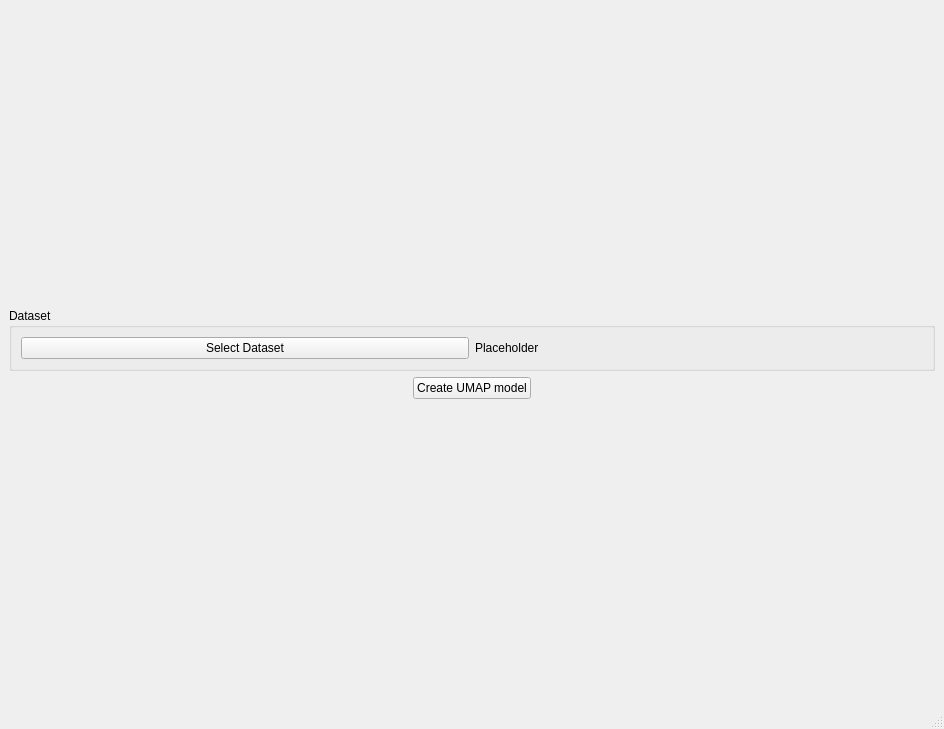
The window that myogestic/gui/widgets/monitoring/ui/umap_window.ui (NsquaredLab/MyoGestic) describes before a commit, drawn with Qt 5.
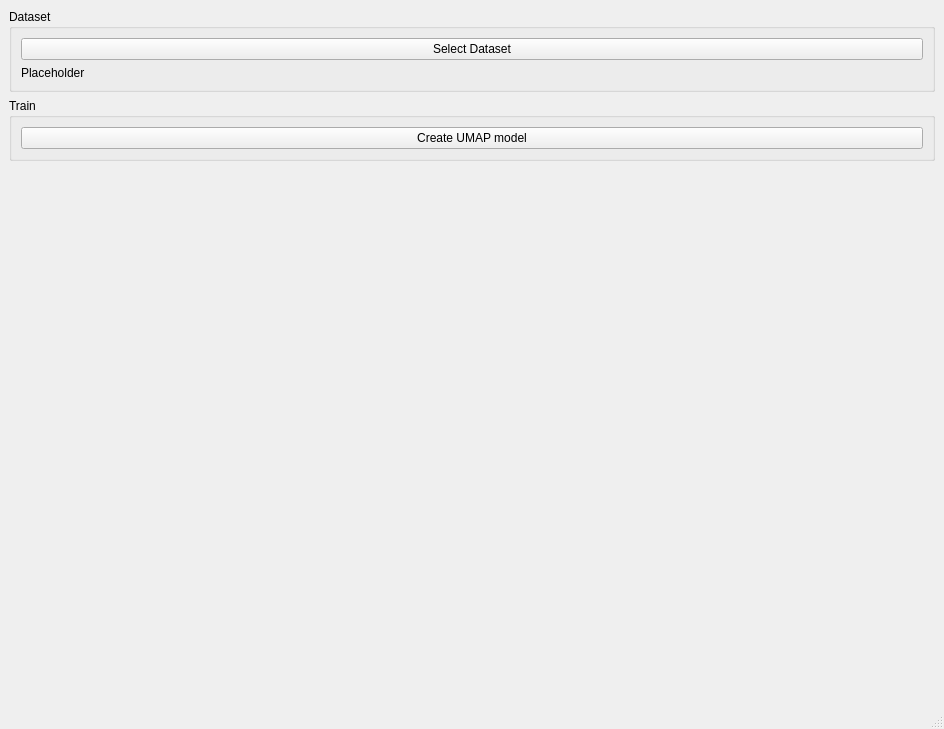
The same window after the commit.

Diff of the .ui file:
```diff
--- a/myogestic/gui/widgets/monitoring/ui/umap_window.ui
+++ b/myogestic/gui/widgets/monitoring/ui/umap_window.ui
@@ -26,10 +26,12 @@
    <bool>false</bool>
   </property>
   <widget class="QWidget" name="centralwidget">
-   <layout class="QGridLayout" name="gridLayout">
-    <item row="0" column="0">
+   <layout class="QGridLayout" name="gridLayout_2">
+    <item row="0" column="1">
+     <layout class="QHBoxLayout" name="horizontalLayout">
+      <item>
      <layout class="QVBoxLayout" name="verticalLayout_2">
-      <item>
+        <item alignment="Qt::AlignTop">
        <widget class="QGroupBox" name="groupBox">
         <property name="sizePolicy">
          <sizepolicy hsizetype="Preferred" vsizetype="Fixed">
@@ -40,7 +42,9 @@
         <property name="title">
          <string>Dataset</string>
         </property>
-        <layout class="QHBoxLayout" name="horizontalLayout">
+          <layout class="QGridLayout" name="gridLayout">
+           <item row="0" column="0">
+            <layout class="QVBoxLayout" name="verticalLayout">
          <item>
           <widget class="QPushButton" name="trainingSelectDatasetPushButton">
            <property name="text">
@@ -56,25 +60,18 @@
           </widget>
          </item>
         </layout>
+           </item>
+          </layout>
        </widget>
       </item>
       <item>
-       <layout class="QHBoxLayout" name="horizontalLayout_2">
-        <item>
-         <spacer name="horizontalSpacer">
-          <property name="orientation">
-           <enum>Qt::Orientation::Horizontal</enum>
+         <widget class="QGroupBox" name="groupBox_2">
+          <property name="title">
+           <string>Train</string>
           </property>
-          <property name="sizeHint" stdset="0">
-           <size>
-            <width>40</width>
-            <height>20</height>
-           </size>
-          </property>
-         </spacer>
-        </item>
-        <item>
-         <widget class="QPushButton" name="pushButton">
+          <layout class="QGridLayout" name="gridLayout_3">
+           <item row="0" column="0">
+            <widget class="QPushButton" name="umapCreateModelPushButton">
           <property name="sizePolicy">
            <sizepolicy hsizetype="Preferred" vsizetype="Fixed">
             <horstretch>0</horstretch>
@@ -86,15 +83,18 @@
           </property>
          </widget>
         </item>
+          </layout>
+         </widget>
+        </item>
         <item>
-         <spacer name="horizontalSpacer_2">
+         <spacer name="verticalSpacer">
           <property name="orientation">
-           <enum>Qt::Orientation::Horizontal</enum>
+           <enum>Qt::Vertical</enum>
           </property>
           <property name="sizeHint" stdset="0">
            <size>
-            <width>40</width>
-            <height>20</height>
+            <width>20</width>
+            <height>40</height>
            </size>
           </property>
          </spacer>
```
Lines whose indentation alone changed are shown as unchanged.
